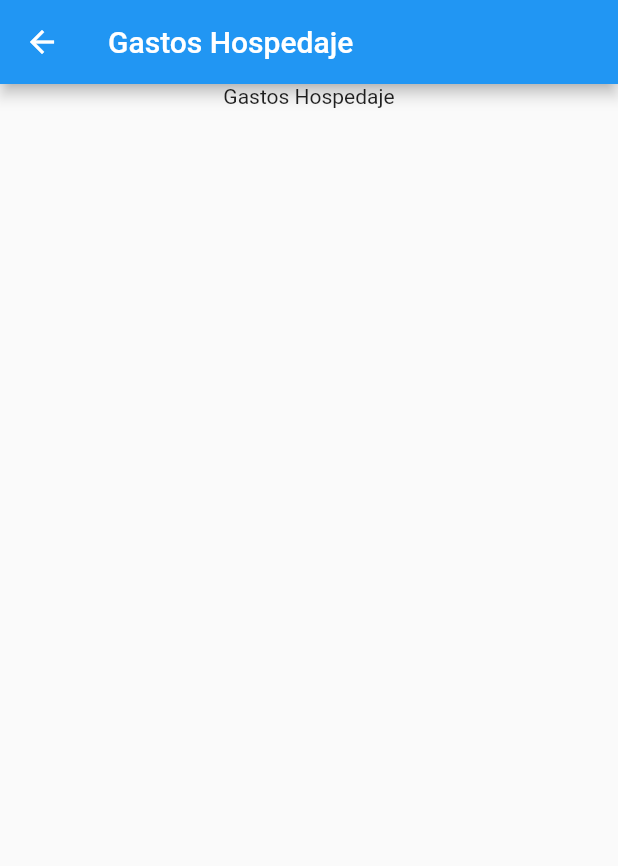
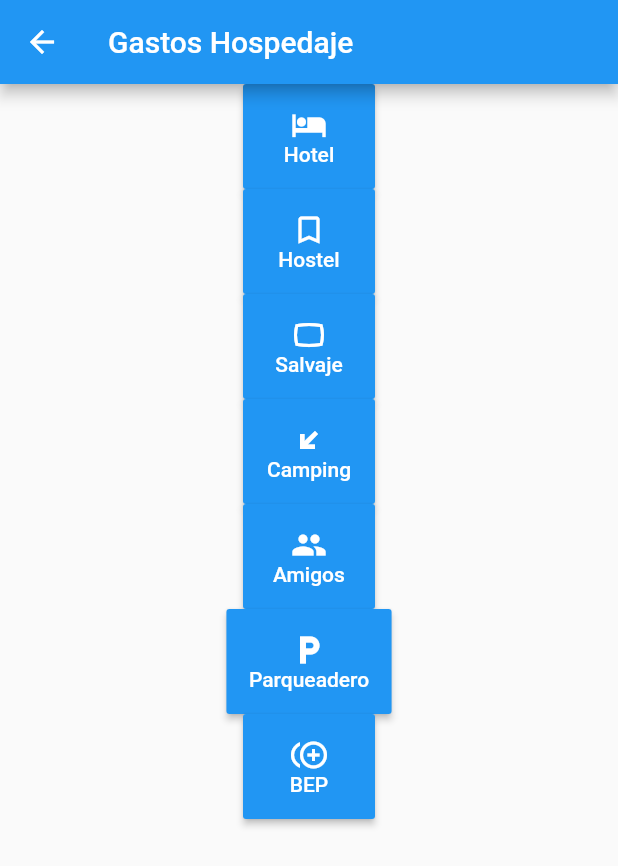
Before and after one commit to stevencode5/Ithaca, a Flutter app: the GastosHospedaje screen opened by its route, on a phone screen of 412 x 824 dp. Shown: the top 866 px of the screen. Run offline on Flutter 3.47's test engine with Material 2 defaults, Android fonts, the phone set to English and light mode, and no system bars.

Commit message:
Creacion de botones y formulario para la seccion de hospedaje

```diff
--- a/lib/gastos/gastos-hospedaje.dart
+++ b/lib/gastos/gastos-hospedaje.dart
@@ -1,6 +1,8 @@
 import 'package:flutter/material.dart';
+import 'package:ithaca/gastos/gastos-hospedaje/hospedaje-regular.dart';
 
 class GastosHospedaje extends StatelessWidget {
+
   @override
   Widget build(BuildContext context) {
     return Scaffold(
@@ -11,7 +13,13 @@ class GastosHospedaje extends StatelessWidget {
         child: Center(
           child: Column(
             children: <Widget>[
-              Text('Gastos Hospedaje')
+              _crearBotonHotel(context),
+              _crearBotonHostel(context),
+              _crearBotonSalvaje(context),
+              _crearBotonCamping(context),
+              _crearBotonAmigos(context),
+              _crearBotonParqueadero(context),
+              _crearBotonBEP(context),
             ],
           )
         )
@@ -19,4 +27,49 @@ class GastosHospedaje extends StatelessWidget {
     );
   }
 
+  RaisedButton _crearBotonHotel(BuildContext context){
+    return _crearBotonGastoHospedaje('Hotel', Icons.hotel, context);
+  }
+
+  RaisedButton _crearBotonHostel(BuildContext context){
+    return _crearBotonGastoHospedaje('Hostel', Icons.bookmark_border, context);
+  }
+
+  RaisedButton _crearBotonSalvaje(BuildContext context){
+    return _crearBotonGastoHospedaje('Salvaje', Icons.panorama_wide_angle, context);
+  }
+
+  RaisedButton _crearBotonCamping(BuildContext context){
+    return _crearBotonGastoHospedaje('Camping', Icons.transit_enterexit, context);
+  }
+
+  RaisedButton _crearBotonAmigos(BuildContext context){
+    return _crearBotonGastoHospedaje('Amigos', Icons.people, context);
+  }
+
+  RaisedButton _crearBotonParqueadero(BuildContext context){
+    return _crearBotonGastoHospedaje('Parqueadero', Icons.local_parking, context);
+  }
+
+  RaisedButton _crearBotonBEP(BuildContext context){
+    return _crearBotonGastoHospedaje('BEP', Icons.control_point_duplicate, context);
+  }
+
+  RaisedButton _crearBotonGastoHospedaje(String tipo, IconData icono, BuildContext context){
+    return RaisedButton(
+        padding: EdgeInsets.all(15),
+        textColor: Colors.white,
+        color: Colors.blue,
+        child: Column(
+          children: <Widget>[
+            Icon(icono),
+            Text(tipo),
+          ],
+        ),
+        onPressed: (){
+          Navigator.push(context, MaterialPageRoute(builder: (context) => HospedajeRegular(tipo)));
+        },
+      );
+  }
+
 }
--- a/lib/main.dart
+++ b/lib/main.dart
@@ -2,7 +2,6 @@ import 'package:flutter/material.dart';
 import 'package:ithaca/gastos.dart';
 import 'package:ithaca/gastos/gastos-carro.dart';
 import 'package:ithaca/gastos/gastos-carro/gasolina.dart';
-import 'package:ithaca/gastos/gastos-carro/peaje.dart';
 import 'package:ithaca/gastos/gastos-comida.dart';
 import 'package:ithaca/gastos/gastos-hospedaje.dart';
 import 'package:ithaca/gastos/gastos-otros.dart';
@@ -20,7 +19,7 @@ class MyApp extends StatelessWidget {
   Widget build(BuildContext context) {
     return MaterialApp(
         title: 'Ithaca',
-        home: GastosCarro(),
+        home: HomeInicio(),
         routes: <String, WidgetBuilder>{
           '/home': (BuildContext context) => HomeInicio(),
           '/gastos': (BuildContext context) => Gastos(),
@@ -32,7 +31,6 @@ class MyApp extends StatelessWidget {
           '/ingresos-cafe' : (BuildContext context) => IngresosCafe(),
           '/ingresos-fotografia' : (BuildContext context) => IngresosFotografia(),
           '/gastos-carro/gasolina' : (BuildContext context) => Gasolina(),
-          '/gastos-carro/peaje' : (BuildContext context) => Peaje(),
           '/otro' : (BuildContext context) => Otro()
         });
   }
```
Also changed, not shown: lib/gastos/gastos-hospedaje/hospedaje-regular.dart (added, +128 -0 lines).
